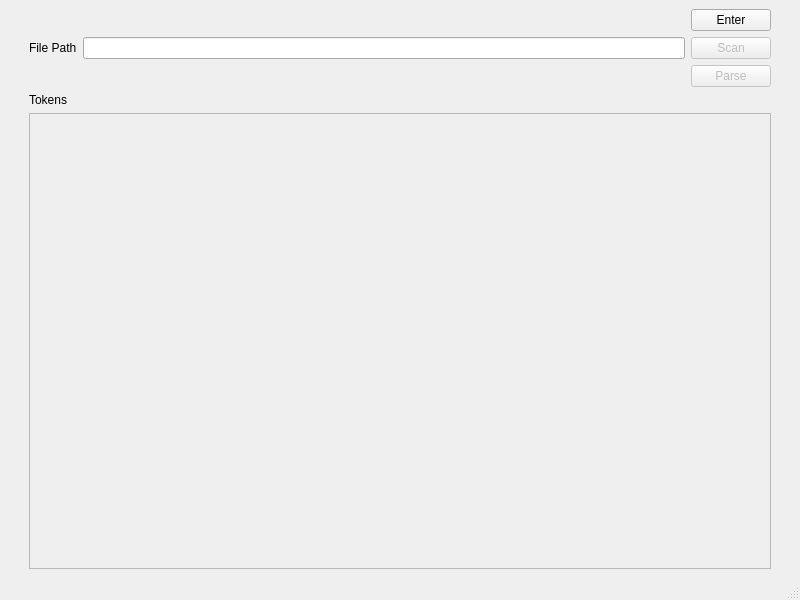
Qt form scannerui.ui (Mohamed-Ali-77/TINY_Language_Compiler) before a commit.
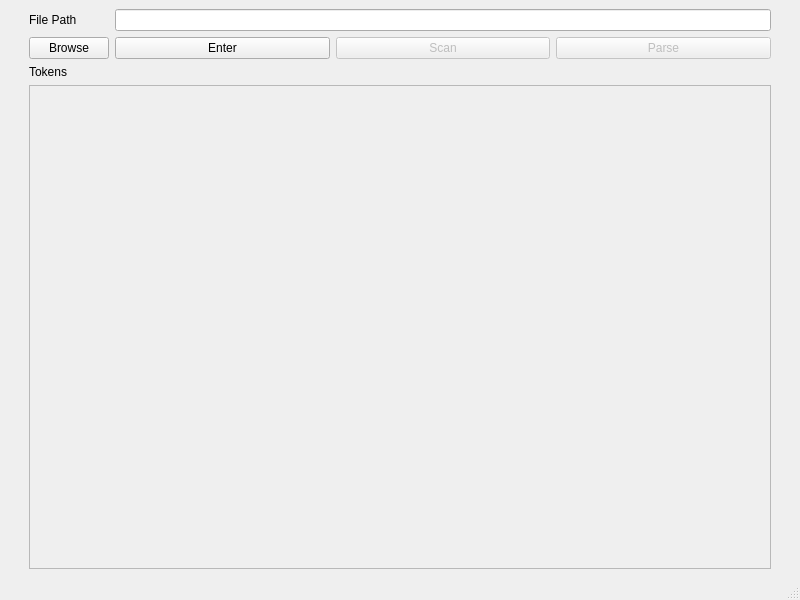
The same form after that commit.

What changed in the file:
```diff
--- a/scannerui.ui
+++ b/scannerui.ui
@@ -16,7 +16,9 @@
   <widget class="QWidget" name="centralwidget">
    <layout class="QGridLayout" name="gridLayout">
     <item row="0" column="1">
-     <layout class="QHBoxLayout" name="horizontalLayout">
+     <layout class="QHBoxLayout" name="horizontalLayout_2">
+      <item>
+       <layout class="QVBoxLayout" name="verticalLayout_3">
       <item>
        <widget class="QLabel" name="label">
         <property name="text">
@@ -25,11 +27,22 @@
        </widget>
       </item>
       <item>
-       <widget class="QLineEdit" name="lineEdit"/>
+         <widget class="QPushButton" name="browseButton">
+          <property name="text">
+           <string>Browse</string>
+          </property>
+         </widget>
+        </item>
+       </layout>
       </item>
       <item>
        <layout class="QVBoxLayout" name="verticalLayout_2">
         <item>
+         <widget class="QLineEdit" name="lineEdit"/>
+        </item>
+        <item>
+         <layout class="QHBoxLayout" name="horizontalLayout">
+          <item>
          <widget class="QPushButton" name="EnterButton">
           <property name="text">
            <string>Enter</string>
@@ -60,6 +73,8 @@
       </item>
      </layout>
     </item>
+     </layout>
+    </item>
     <item row="0" column="2" rowspan="2">
      <spacer name="verticalSpacer">
       <property name="orientation">
```
Left out of the diff: 5 changed lines with no effect on the pictures. Lines whose indentation alone changed are shown as unchanged.
